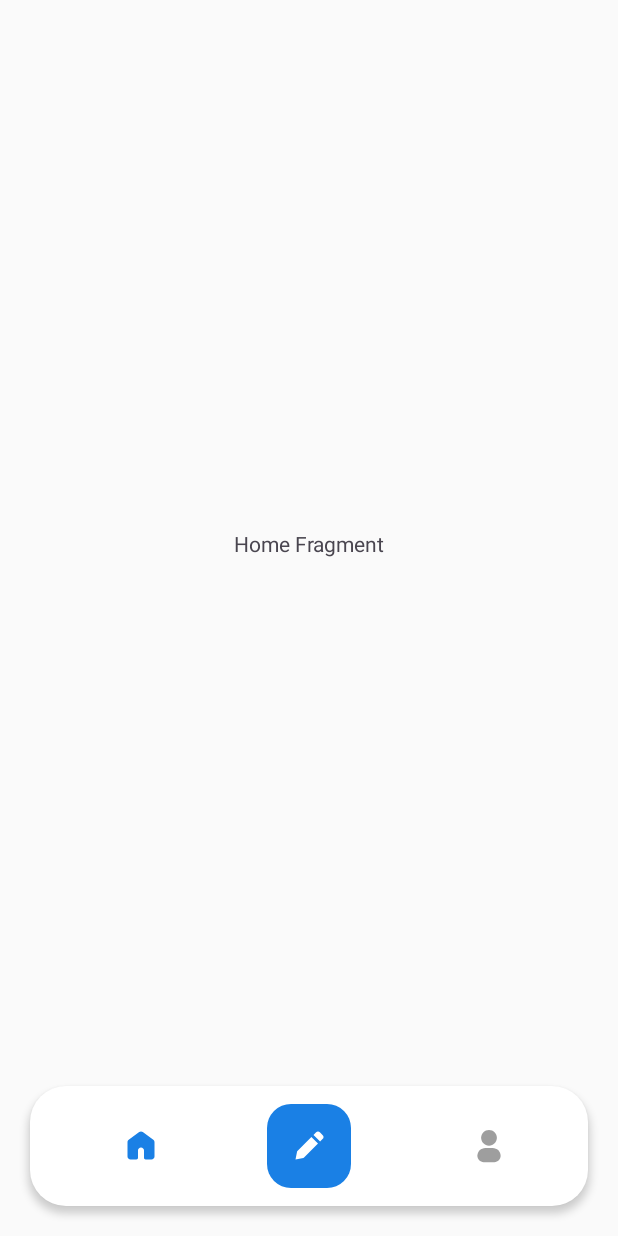
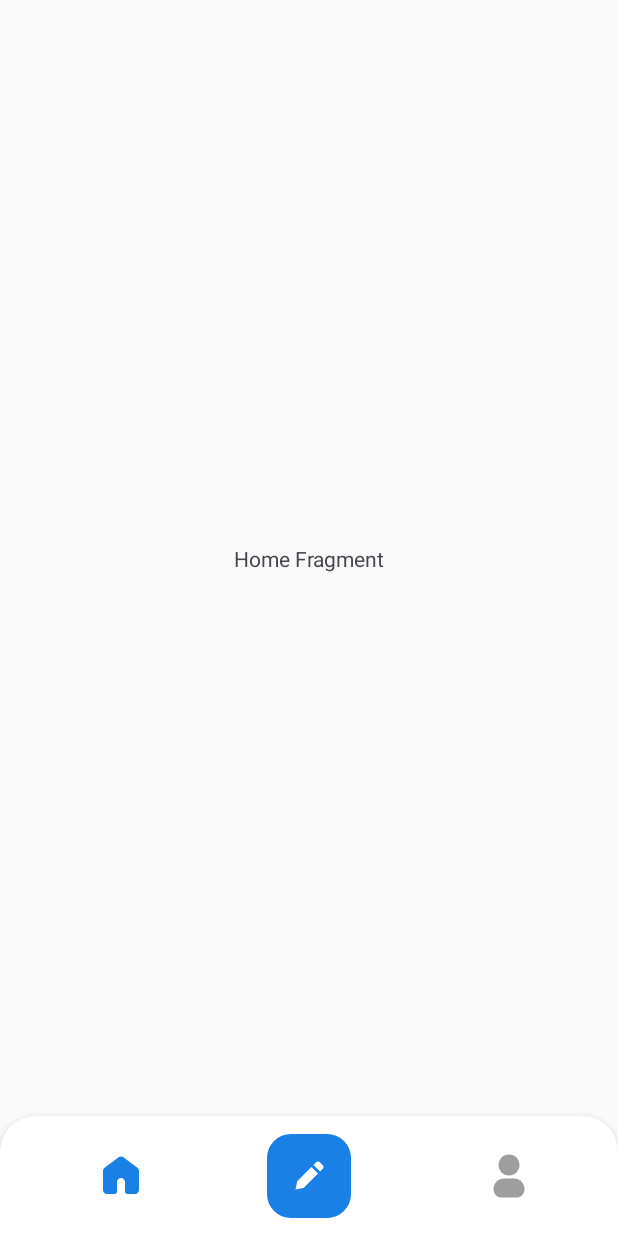
Before and after one commit to caadiq/emodiary-android-app, an Android app: the MainActivity screen opened directly, with no data from a screen before it, on a phone screen of 412 x 824 dp. Run offline under Robolectric (Android 15) with nearby library versions, the phone set to English and light mode, and no system bars; our stand-ins replace Dagger/Hilt's generated code.

Commit message:
bottom navigation 디자인 변경

```diff
--- a/app/src/main/java/com/toy/project/emodiary/view/viewmodel/MainViewModel.kt
+++ b/app/src/main/java/com/toy/project/emodiary/view/viewmodel/MainViewModel.kt
@@ -13,7 +13,7 @@ enum class MainFragmentType(val tag: String) {
 
 @HiltViewModel
 class MainViewModel @Inject constructor() : ViewModel() {
-    private val _currentFragmentType = MutableLiveData<MainFragmentType>(MainFragmentType.HOME)
+    private val _currentFragmentType = MutableLiveData(MainFragmentType.HOME)
     val currentFragmentType: LiveData<MainFragmentType> = _currentFragmentType
 
     fun setCurrentFragment(item: Int): Boolean {
--- a/app/src/main/res/drawable/rectangle_white_rounded_24dp.xml
+++ b/app/src/main/res/drawable/rectangle_white_rounded_20dp.xml
@@ -1,5 +1,5 @@
 <?xml version="1.0" encoding="utf-8"?>
 <shape xmlns:android="http://schemas.android.com/apk/res/android" android:shape="rectangle">
     <solid android:color="@color/white" />
-    <corners android:radius="24dp" />
+    <corners android:radius="20dp" />
 </shape>
--- /dev/null
+++ b/app/src/main/res/drawable/rectangle_white_top_rounded_24dp.xml
@@ -0,0 +1,7 @@
+<?xml version="1.0" encoding="utf-8"?>
+<shape xmlns:android="http://schemas.android.com/apk/res/android" android:shape="rectangle">
+    <solid android:color="@color/white" />
+    <corners
+        android:topLeftRadius="24dp"
+        android:topRightRadius="24dp" />
+</shape>
--- a/app/src/main/res/layout/activity_main.xml
+++ b/app/src/main/res/layout/activity_main.xml
@@ -17,10 +17,8 @@
         android:id="@+id/layoutFooter"
         android:layout_width="0dp"
         android:layout_height="wrap_content"
-        android:layout_marginHorizontal="20dp"
-        android:layout_marginBottom="20dp"
-        android:background="@drawable/rectangle_white_rounded_24dp"
-        android:elevation="3dp"
+        android:background="@drawable/rectangle_white_top_rounded_24dp"
+        android:elevation="8dp"
         app:layout_constraintBottom_toBottomOf="parent"
         app:layout_constraintEnd_toEndOf="parent"
         app:layout_constraintStart_toStartOf="parent">
@@ -37,6 +35,7 @@
                 android:layout_width="match_parent"
                 android:layout_height="wrap_content"
                 android:background="@android:color/transparent"
+                app:itemIconSize="32dp"
                 app:itemActiveIndicatorStyle="@style/Style.BottomNavigationView.Indicator"
                 app:itemIconTint="@color/color_bottom_nav"
                 app:itemTextColor="@color/color_bottom_nav"
```
